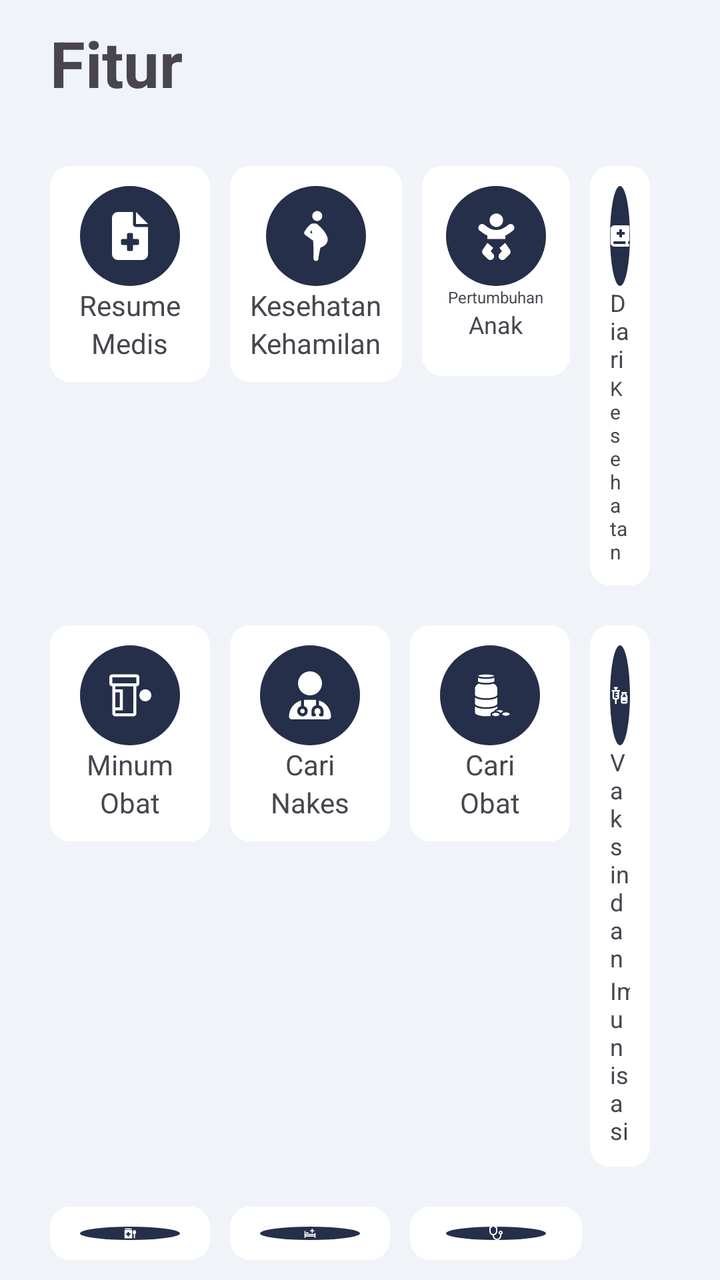
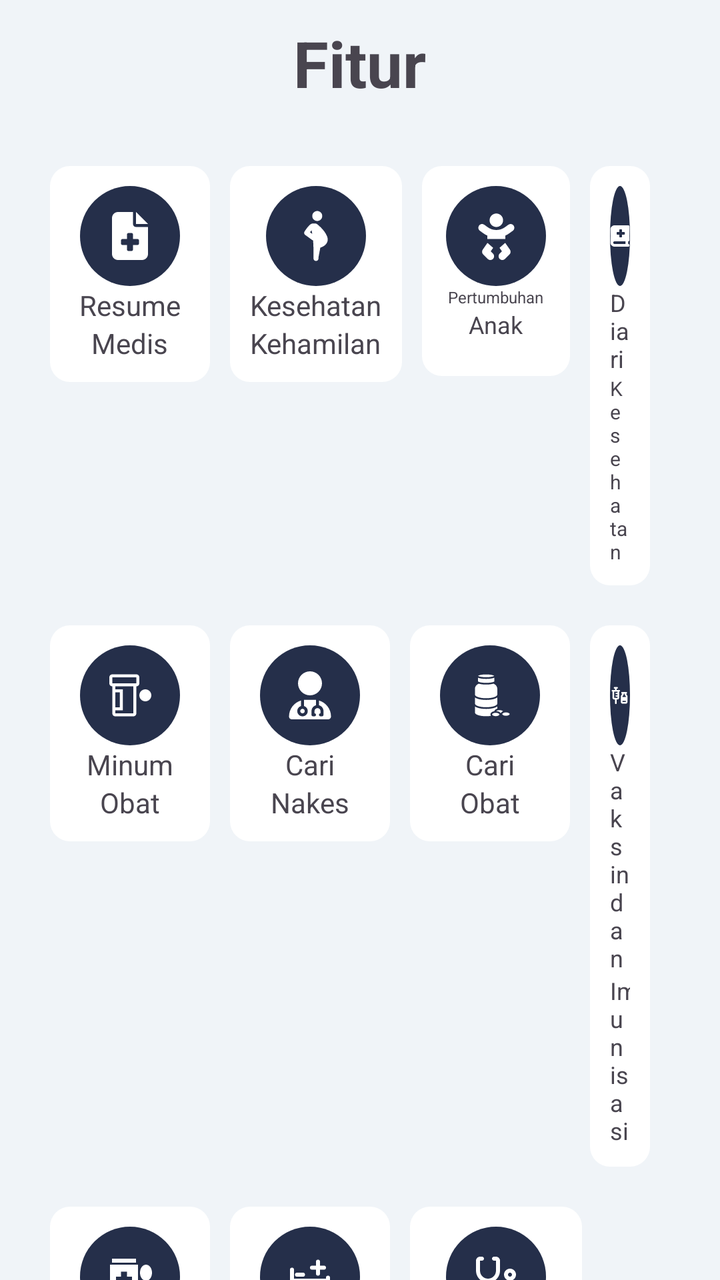

An Android layout rendered at two revisions. The XML below is the earlier revision; the diff shows what the commit changed to produce the second picture.
<!-- AndroidManifest.xml: application theme Theme.PatientMobileApp -->
<!-- res/layout/fragment_fitur.xml -->
<?xml version="1.0" encoding="utf-8"?>
<androidx.constraintlayout.widget.ConstraintLayout xmlns:android="http://schemas.android.com/apk/res/android"
    xmlns:app="http://schemas.android.com/apk/res-auto"
    xmlns:tools="http://schemas.android.com/tools"
    android:layout_width="match_parent"
    android:layout_height="match_parent"
    android:layout_gravity="center_vertical"
    android:background="@color/abu"
    tools:context=".FiturFragment">

    <LinearLayout
        android:layout_width="wrap_content"
        android:layout_height="wrap_content"
        android:layout_marginTop="10dp"
        android:orientation="vertical"
        android:paddingHorizontal="25dp"
        app:layout_constraintEnd_toEndOf="parent"
        app:layout_constraintStart_toStartOf="parent"
        app:layout_constraintTop_toTopOf="parent">

        <TextView
            android:layout_width="wrap_content"
            android:layout_height="wrap_content"
            android:layout_marginBottom="30dp"
            android:text="Fitur"
            android:textSize="32sp"
            android:textStyle="bold" />

        <LinearLayout
            android:layout_width="wrap_content"
            android:layout_height="wrap_content"
            android:layout_gravity="center_horizontal"
            android:layout_marginBottom="20dp"
            android:orientation="horizontal">

            <LinearLayout
                android:id="@+id/btnResumemedisFitur"
                android:layout_width="wrap_content"
                android:layout_height="wrap_content"
                android:layout_marginEnd="10dp"
                android:background="@drawable/shape_fitur"
                android:orientation="vertical"
                android:padding="10dp">

                <LinearLayout
                    android:layout_width="wrap_content"
                    android:layout_height="wrap_content"
                    android:layout_gravity="center_horizontal"
                    android:background="@drawable/shape_circle">

                    <ImageView
                        android:id="@+id/imageView12"
                        android:layout_width="wrap_content"
                        android:layout_height="wrap_content"
                        android:layout_gravity="center_vertical"
                        android:layout_weight="1"
                        android:src="@drawable/resume_medis_putih" />
                </LinearLayout>

                <TextView
                    android:layout_width="wrap_content"
                    android:layout_height="wrap_content"
                    android:layout_gravity="center_horizontal"
                    android:text="Resume" />

                <TextView
                    android:layout_width="wrap_content"
                    android:layout_height="wrap_content"
                    android:layout_gravity="center_horizontal"
                    android:text="Medis" />
            </LinearLayout>

            <LinearLayout
                android:id="@+id/btnKesehatanKehamilanFitur"
                android:layout_width="wrap_content"
                android:layout_height="wrap_content"
                android:layout_marginEnd="10dp"
                android:background="@drawable/shape_fitur"
                android:orientation="vertical"
                android:padding="10dp">

                <LinearLayout
                    android:layout_width="wrap_content"
                    android:layout_height="wrap_content"
                    android:layout_gravity="center_horizontal"
                    android:background="@drawable/shape_circle">

                    <ImageView
                        android:id="@+id/imageView13"
                        android:layout_width="wrap_content"
                        android:layout_height="wrap_content"
                        android:layout_gravity="center_vertical"
                        android:layout_weight="1"
                        android:src="@drawable/kesehatan_kehamilan_putih" />
                </LinearLayout>

                <TextView
                    android:layout_width="wrap_content"
                    android:layout_height="wrap_content"
                    android:layout_gravity="center_horizontal"
                    android:text="Kesehatan" />

                <TextView
                    android:layout_width="wrap_content"
                    android:layout_height="wrap_content"
                    android:layout_gravity="center_horizontal"
                    android:text="Kehamilan" />
            </LinearLayout>

            <LinearLayout
                android:id="@+id/btnKesehatanAnakFitur"
                android:layout_width="74dp"
                android:layout_height="wrap_content"
                android:layout_marginEnd="10dp"
                android:background="@drawable/shape_fitur"
                android:orientation="vertical"
                android:padding="10dp">

                <LinearLayout
                    android:layout_width="wrap_content"
                    android:layout_height="wrap_content"
                    android:layout_gravity="center_horizontal"
                    android:background="@drawable/shape_circle">

                    <ImageView
                        android:id="@+id/imageView14"
                        android:layout_width="wrap_content"
                        android:layout_height="wrap_content"
                        android:layout_gravity="center_vertical"
                        android:layout_weight="1"
                        android:src="@drawable/pertumbuhan_anak_putih" />
                </LinearLayout>

                <TextView
                    android:layout_width="wrap_content"
                    android:layout_height="wrap_content"
                    android:layout_gravity="center_horizontal"
                    android:text="Pertumbuhan"
                    android:textSize="8sp" />

                <TextView
                    android:layout_width="wrap_content"
                    android:layout_height="wrap_content"
                    android:layout_gravity="center_horizontal"
                    android:text="Anak"
                    android:textSize="12sp" />
            </LinearLayout>

            <LinearLayout
                android:id="@+id/btnDiariKesehatanFitur"
                android:layout_width="wrap_content"
                android:layout_height="wrap_content"
                android:layout_marginEnd="10dp"
                android:background="@drawable/shape_fitur"
                android:orientation="vertical"
                android:padding="10dp">

                <LinearLayout
                    android:layout_width="wrap_content"
                    android:layout_height="wrap_content"
                    android:layout_gravity="center_horizontal"
                    android:background="@drawable/shape_circle">

                    <ImageView
                        android:id="@+id/imageView15"
                        android:layout_width="wrap_content"
                        android:layout_height="wrap_content"
                        android:layout_gravity="center_vertical"
                        android:layout_weight="1"
                        android:src="@drawable/diari_kesehatan_putih" />
                </LinearLayout>

                <TextView
                    android:layout_width="wrap_content"
                    android:layout_height="wrap_content"
                    android:layout_gravity="center_horizontal"
                    android:text="Diari"
                    android:textSize="12sp" />

                <TextView
                    android:layout_width="wrap_content"
                    android:layout_height="wrap_content"
                    android:layout_gravity="center_horizontal"
                    android:text="Kesehatan"
                    android:textSize="10sp" />
            </LinearLayout>
        </LinearLayout>

        <LinearLayout
            android:layout_width="wrap_content"
            android:layout_height="wrap_content"
            android:layout_gravity="center_horizontal"
            android:layout_marginBottom="20dp"
            android:orientation="horizontal">

            <LinearLayout
                android:id="@+id/btnMinumObatFitur"
                android:layout_width="wrap_content"
                android:layout_height="wrap_content"
                android:layout_marginEnd="10dp"
                android:background="@drawable/shape_fitur"
                android:orientation="vertical"
                android:padding="10dp">

                <LinearLayout
                    android:layout_width="wrap_content"
                    android:layout_height="wrap_content"
                    android:layout_gravity="center_horizontal"
                    android:background="@drawable/shape_circle">

                    <ImageView
                        android:id="@+id/imageView16"
                        android:layout_width="wrap_content"
                        android:layout_height="wrap_content"
                        android:layout_gravity="center_vertical"
                        android:layout_weight="1"
                        android:src="@drawable/pengingat_minum_obat_putih" />
                </LinearLayout>

                <TextView
                    android:layout_width="wrap_content"
                    android:layout_height="wrap_content"
                    android:layout_gravity="center_horizontal"
                    android:text="Minum" />

                <TextView
                    android:layout_width="wrap_content"
                    android:layout_height="wrap_content"
                    android:layout_gravity="center_horizontal"
                    android:text="Obat" />
            </LinearLayout>

            <LinearLayout
                android:id="@+id/btnCariNakesFitur"
                android:layout_width="wrap_content"
                android:layout_height="wrap_content"
                android:layout_marginEnd="10dp"
                android:background="@drawable/shape_fitur"
                android:orientation="vertical"
                android:padding="10dp">

                <LinearLayout
                    android:layout_width="wrap_content"
                    android:layout_height="wrap_content"
                    android:layout_gravity="center_horizontal"
                    android:background="@drawable/shape_circle">

                    <ImageView
                        android:id="@+id/imageView17"
                        android:layout_width="wrap_content"
                        android:layout_height="wrap_content"
                        android:layout_gravity="center_vertical"
                        android:layout_weight="1"
                        android:src="@drawable/cari_nakes_putih" />
                </LinearLayout>

                <TextView
                    android:layout_width="wrap_content"
                    android:layout_height="wrap_content"
                    android:layout_gravity="center_horizontal"
                    android:text="Cari" />

                <TextView
                    android:layout_width="wrap_content"
                    android:layout_height="wrap_content"
                    android:layout_gravity="center_horizontal"
                    android:text="Nakes" />
            </LinearLayout>

            <LinearLayout
                android:id="@+id/btnCariObatFitur"
                android:layout_width="wrap_content"
                android:layout_height="wrap_content"
                android:layout_marginEnd="10dp"
                android:background="@drawable/shape_fitur"
                android:orientation="vertical"
                android:padding="10dp">

                <LinearLayout
                    android:layout_width="wrap_content"
                    android:layout_height="wrap_content"
                    android:layout_gravity="center_horizontal"
                    android:background="@drawable/shape_circle">

                    <ImageView
                        android:id="@+id/imageView18"
                        android:layout_width="wrap_content"
                        android:layout_height="wrap_content"
                        android:layout_gravity="center_vertical"
                        android:layout_weight="1"
                        android:src="@drawable/cari_obat_putih" />
                </LinearLayout>

                <TextView
                    android:layout_width="wrap_content"
                    android:layout_height="wrap_content"
                    android:layout_gravity="center_horizontal"
                    android:text="Cari" />

                <TextView
                    android:layout_width="wrap_content"
                    android:layout_height="wrap_content"
                    android:layout_gravity="center_horizontal"
                    android:text="Obat" />
            </LinearLayout>

            <LinearLayout
                android:id="@+id/btnVaksinImunFitur"
                android:layout_width="wrap_content"
                android:layout_height="wrap_content"
                android:layout_marginEnd="10dp"
                android:background="@drawable/shape_fitur"
                android:orientation="vertical"
                android:padding="10dp">

                <LinearLayout
                    android:layout_width="wrap_content"
                    android:layout_height="wrap_content"
                    android:layout_gravity="center_horizontal"
                    android:background="@drawable/shape_circle">

                    <ImageView
                        android:id="@+id/imageView19"
                        android:layout_width="wrap_content"
                        android:layout_height="wrap_content"
                        android:layout_gravity="center_vertical"
                        android:layout_weight="1"
                        android:src="@drawable/vaksin_imunisasi_putih" />
                </LinearLayout>

                <TextView
                    android:layout_width="wrap_content"
                    android:layout_height="wrap_content"
                    android:layout_gravity="center_horizontal"
                    android:text="Vaksin dan"
                    android:textSize="12sp" />

                <TextView
                    android:layout_width="wrap_content"
                    android:layout_height="wrap_content"
                    android:layout_gravity="center_horizontal"
                    android:text="Imunisasi"
                    android:textSize="12sp" />
            </LinearLayout>
        </LinearLayout>

        <LinearLayout
            android:layout_width="wrap_content"
            android:layout_height="wrap_content"
            android:layout_gravity="center_horizontal"
            android:layout_marginBottom="20dp"
            android:orientation="horizontal">

            <LinearLayout
                android:id="@+id/btnCovidFitur"
                android:layout_width="wrap_content"
                android:layout_height="wrap_content"
                android:layout_marginEnd="10dp"
                android:background="@drawable/shape_fitur"
                android:orientation="vertical"
                android:padding="10dp">

                <LinearLayout
                    android:layout_width="wrap_content"
                    android:layout_height="wrap_content"
                    android:layout_gravity="center_horizontal"
                    android:background="@drawable/shape_circle">

                    <ImageView
                        android:id="@+id/imageView20"
                        android:layout_width="wrap_content"
                        android:layout_height="wrap_content"
                        android:layout_gravity="center_vertical"
                        android:layout_weight="1"
                        android:src="@drawable/hasil_tes_covid_putih" />
                </LinearLayout>

                <TextView
                    android:layout_width="wrap_content"
                    android:layout_height="wrap_content"
                    android:layout_gravity="center_horizontal"
                    android:text="Hasil Tes" />

                <TextView
                    android:layout_width="wrap_content"
                    android:layout_height="wrap_content"
                    android:layout_gravity="center_horizontal"
                    android:text="Covid-19" />
            </LinearLayout>

            <LinearLayout
                android:id="@+id/btnRawatInapFitur"
                android:layout_width="wrap_content"
                android:layout_height="wrap_content"
                android:layout_marginEnd="10dp"
                android:background="@drawable/shape_fitur"
                android:orientation="vertical"
                android:padding="10dp">

                <LinearLayout
                    android:layout_width="wrap_content"
                    android:layout_height="wrap_content"
                    android:layout_gravity="center_horizontal"
                    android:background="@drawable/shape_circle">

                    <ImageView
                        android:id="@+id/imageView21"
                        android:layout_width="wrap_content"
                        android:layout_height="wrap_content"
                        android:layout_gravity="center_vertical"
                        android:layout_weight="1"
                        android:src="@drawable/cari_rawat_inap_putih" />
                </LinearLayout>

                <TextView
                    android:layout_width="wrap_content"
                    android:layout_height="wrap_content"
                    android:layout_gravity="center_horizontal"
                    android:text="Rawat" />

                <TextView
                    android:layout_width="wrap_content"
                    android:layout_height="wrap_content"
                    android:layout_gravity="center_horizontal"
                    android:text="Inap" />
            </LinearLayout>

            <LinearLayout
                android:id="@+id/btnPelayananKesehatanFitur"
                android:layout_width="wrap_content"
                android:layout_height="wrap_content"
                android:layout_marginEnd="10dp"
                android:background="@drawable/shape_fitur"
                android:orientation="vertical"
                android:padding="10dp">

                <LinearLayout
                    android:layout_width="wrap_content"
                    android:layout_height="wrap_content"
                    android:layout_gravity="center_horizontal"
                    android:background="@drawable/shape_circle">

                    <ImageView
                        android:id="@+id/imageView22"
                        android:layout_width="wrap_content"
                        android:layout_height="wrap_content"
                        android:layout_gravity="center_vertical"
                        android:layout_weight="1"
                        android:src="@drawable/stethoscope_putih" />
                </LinearLayout>

                <TextView
                    android:layout_width="wrap_content"
                    android:layout_height="wrap_content"
                    android:layout_gravity="center_horizontal"
                    android:text="Pelayanan" />

                <TextView
                    android:layout_width="wrap_content"
                    android:layout_height="wrap_content"
                    android:layout_gravity="center_horizontal"
                    android:text="Kesehatan" />
            </LinearLayout>

            <LinearLayout
                android:layout_width="80dp"
                android:layout_height="match_parent"
                android:layout_marginEnd="10dp"
                android:background="@android:color/transparent"
                android:orientation="vertical"
                android:padding="10dp" />
        </LinearLayout>
    </LinearLayout>
</androidx.constraintlayout.widget.ConstraintLayout>
<!-- resources referenced by this layout -->
<resources>
  <color name="abu">#F0F4F8</color>
  <!-- drawable diari_kesehatan_putih (drawable) -->
  <vector xmlns:android="http://schemas.android.com/apk/res/android"
      android:width="22dp"
      android:height="24dp"
      android:viewportWidth="22"
      android:viewportHeight="24">
    <path
        android:pathData="M0.5,4.5C0.5,2.016 2.516,0 5,0H20C20.83,0 21.5,0.67 21.5,1.5V16.5C21.5,17.33 20.83,18 20,18V21C20.83,21 21.5,21.67 21.5,22.5C21.5,23.33 20.83,24 20,24H5C2.516,24 0.5,21.984 0.5,19.5V4.5ZM3.5,19.5C3.5,20.33 4.17,21 5,21H17V18H5C4.17,18 3.5,18.67 3.5,19.5ZM10.25,5.25V7.5H8C7.588,7.5 7.25,7.838 7.25,8.25V9.75C7.25,10.163 7.588,10.5 8,10.5H10.25V12.75C10.25,13.163 10.587,13.5 11,13.5H12.5C12.913,13.5 13.25,13.163 13.25,12.75V10.5H15.5C15.913,10.5 16.25,10.163 16.25,9.75V8.25C16.25,7.838 15.913,7.5 15.5,7.5H13.25V5.25C13.25,4.838 12.913,4.5 12.5,4.5H11C10.587,4.5 10.25,4.838 10.25,5.25Z"
        android:fillColor="#ffffff"/>
  </vector>
  <!-- drawable hasil_tes_covid_putih (drawable) -->
  <vector xmlns:android="http://schemas.android.com/apk/res/android"
      android:width="24dp"
      android:height="24dp"
      android:viewportWidth="24"
      android:viewportHeight="24">
    <path
        android:pathData="M3,3H15V5H3V3ZM2,21H16V6H2V21ZM5,12H7.5V9.5H10.5V12H13V15H10.5V17.5H7.5V15H5V12ZM20,6C18.3,6 17,7.8 17,10C17,11.8 17.8,13.2 19,13.8V21H21V13.8C22.2,13.3 23,11.8 23,10C23,7.8 21.7,6 20,6Z"
        android:fillColor="#ffffff"/>
  </vector>
  <!-- drawable resume_medis_putih (drawable) -->
  <vector xmlns:android="http://schemas.android.com/apk/res/android"
      android:width="18dp"
      android:height="24dp"
      android:viewportWidth="18"
      android:viewportHeight="24">
    <path
        android:pathData="M3,0C1.345,0 0,1.345 0,3V21C0,22.655 1.345,24 3,24H15C16.655,24 18,22.655 18,21V7.5H12C11.17,7.5 10.5,6.83 10.5,6V0H3ZM12,0V6H18L12,0ZM7.5,11.25C7.5,10.837 7.838,10.5 8.25,10.5H9.75C10.163,10.5 10.5,10.837 10.5,11.25V13.5H12.75C13.163,13.5 13.5,13.837 13.5,14.25V15.75C13.5,16.163 13.163,16.5 12.75,16.5H10.5V18.75C10.5,19.163 10.163,19.5 9.75,19.5H8.25C7.838,19.5 7.5,19.163 7.5,18.75V16.5H5.25C4.838,16.5 4.5,16.163 4.5,15.75V14.25C4.5,13.837 4.838,13.5 5.25,13.5H7.5V11.25Z"
        android:fillColor="#ffffff"/>
  </vector>
  <!-- drawable shape_circle (drawable) -->
  <?xml version="1.0" encoding="utf-8"?>
  <shape android:shape="oval" xmlns:android="http://schemas.android.com/apk/res/android">
      <solid android:color="@color/biruTua"/>
      <size android:height="50dp" android:width="50dp"/>
  
  </shape>
  <!-- drawable shape_fitur (drawable) -->
  <?xml version="1.0" encoding="utf-8"?>
  <shape xmlns:android="http://schemas.android.com/apk/res/android">
      <corners android:radius="10dp"/>
      <solid android:color="@color/white"/>
      <size android:width="80dp" android:height="105dp"/>
  </shape>
  <style name="Theme.PatientMobileApp" parent="Base.Theme.PatientMobileApp" />
  <color name="biruTua">#252F4A</color>
  <color name="white">#FFFFFFFF</color>
  <style name="Base.Theme.PatientMobileApp" parent="Theme.Material3.DayNight.NoActionBar">
          
          <item name="colorPrimary">@color/biruTua</item>
      </style>
  <!-- unchanged entries left out for length: 8 -->
</resources>

<!-- the commit's change to res/layout/fragment_fitur.xml (unified diff, before → after) -->
@@ -8,15 +8,24 @@
     android:background="@color/abu"
     tools:context=".FiturFragment">
 
-    <LinearLayout
-        android:layout_width="wrap_content"
-        android:layout_height="wrap_content"
-        android:layout_marginTop="10dp"
-        android:orientation="vertical"
-        android:paddingHorizontal="25dp"
-        app:layout_constraintEnd_toEndOf="parent"
+    <ScrollView
+        android:layout_width="match_parent"
+        android:layout_height="match_parent"
+        android:scrollbars="none"
+        android:fillViewport="true"
+        app:layout_constraintTop_toTopOf="parent"
+        app:layout_constraintBottom_toBottomOf="parent"
         app:layout_constraintStart_toStartOf="parent"
-        app:layout_constraintTop_toTopOf="parent">
+        app:layout_constraintEnd_toEndOf="parent">
+
+        <LinearLayout
+            android:layout_width="match_parent"
+            android:layout_height="wrap_content"
+            android:gravity="center_horizontal"
+            android:layout_marginTop="10dp"
+            android:orientation="vertical"
+            android:paddingHorizontal="25dp"
+            android:paddingBottom="80dp">
 
         <TextView
             android:layout_width="wrap_content"
@@ -470,5 +479,6 @@
                 android:orientation="vertical"
                 android:padding="10dp" />
         </LinearLayout>
-    </LinearLayout>
+        </LinearLayout>
+    </ScrollView>
 </androidx.constraintlayout.widget.ConstraintLayout>
